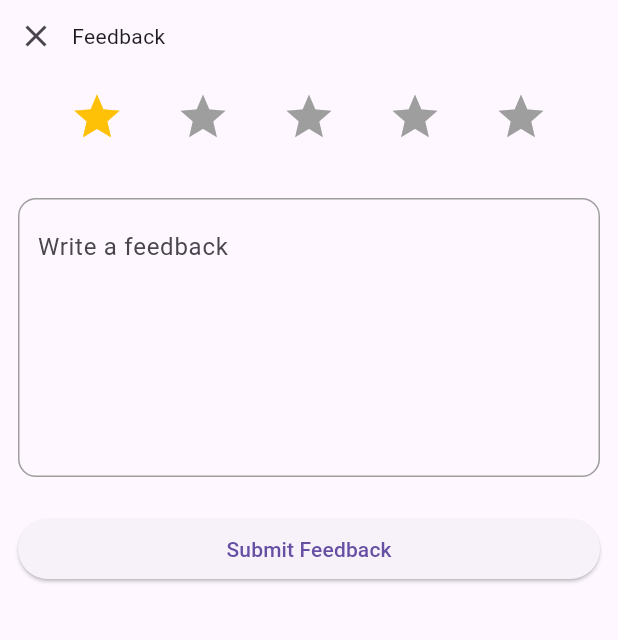
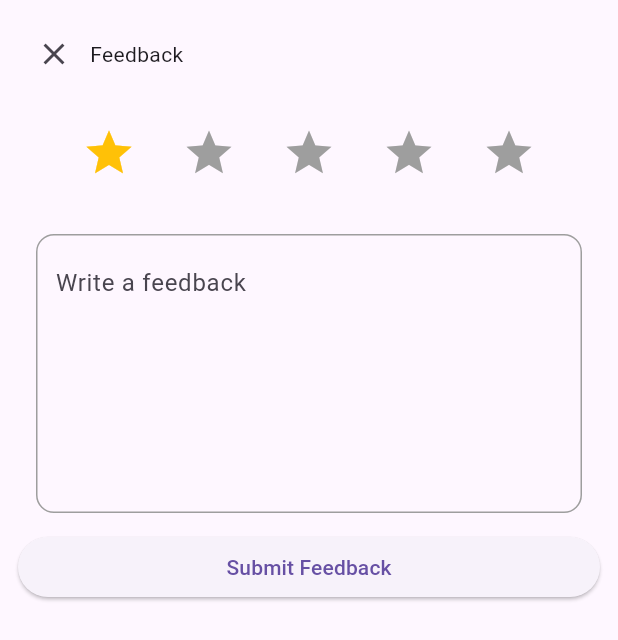
Before and after one commit to Igbana/bible_app, a Flutter app: the FeedBackTray widget shown alone on an empty page, opened directly, on a phone screen of 412 x 824 dp. Shown: the top 640 px of the screen. Run offline on Flutter 3.47's test engine with Material 3 defaults, Android fonts, the phone set to English and light mode, and no system bars; our stand-ins replace get, shared_preferences, sqflite; accounts and stored records are empty; network calls fail.

Commit message:
feat: Changed feedback screen to a modal bottom sheet

```diff
--- a/lib/views/profile/feedback/feedback.dart
+++ b/lib/views/profile/feedback/feedback.dart
@@ -6,8 +6,20 @@ class FeedBackTray extends StatelessWidget {
 
   @override
   Widget build(BuildContext context) {
-    return Column(children: [
+    return Container(
+      padding: const EdgeInsets.all(12.0),
+      decoration: const BoxDecoration(
+        borderRadius: BorderRadius.only(
+          topLeft: Radius.circular(16),
+          topRight: Radius.circular(16),
+        ),
+      ),
+      child: Column(
+        mainAxisSize: MainAxisSize.min,
+        crossAxisAlignment: CrossAxisAlignment.stretch,
+        children: [
           const TrayHeader(),
+          const SizedBox(height: 12),
           Padding(
             padding: const EdgeInsets.all(12.0),
             child: Column(
@@ -31,15 +43,18 @@ class FeedBackTray extends StatelessWidget {
                     maxLines: 6,
                   ),
                 ),
-            const SizedBox(height: 24),
+              ],
+            ),
+          ),
           ElevatedButton(
-              onPressed: () {},
+            onPressed: () {
+              Navigator.of(context).pop();
+            },
             child: const Text("Submit Feedback"),
           ),
         ],
       ),
-      ),
-    ]);
+    );
   }
 }
 
```
Also changed, not shown: lib/views/profile/profile.dart (+8 -2 lines). Lines whose indentation alone changed are shown as unchanged.
